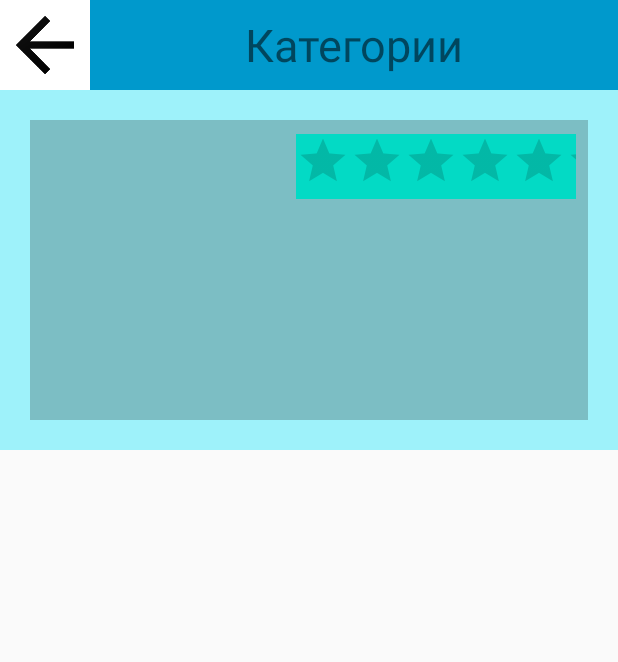
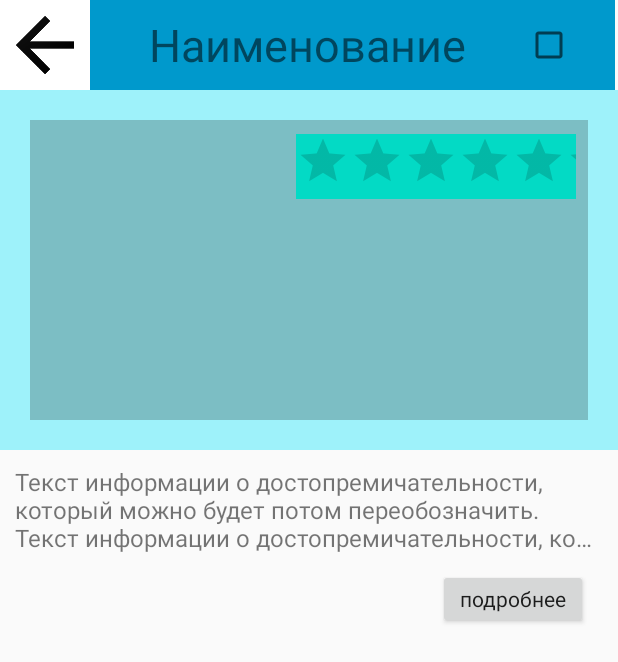
Before and after one commit to TWaster/TouristNotes, an Android app: the ObjectActivity screen opened directly, with no data from a screen before it, on a phone screen of 412 x 824 dp. Shown: the top 662 px of the screen. Run offline under Robolectric (Android 15) with nearby library versions, the phone set to English and light mode, and no system bars; network calls fail.

Commit message:
выгрузка изменение по object.xml

```diff
--- a/app/src/main/java/com/example/touristnotes/ObjectActivity.java
+++ b/app/src/main/java/com/example/touristnotes/ObjectActivity.java
@@ -4,6 +4,7 @@ import androidx.appcompat.app.AppCompatActivity;
 
 import android.os.Bundle;
 import android.view.View;
+import android.widget.TextView;
 
 public class ObjectActivity extends AppCompatActivity {
 
@@ -11,8 +12,11 @@ public class ObjectActivity extends AppCompatActivity {
     protected void onCreate(Bundle savedInstanceState) {
         super.onCreate(savedInstanceState);
         setContentView(R.layout.object);
+
+
     }
 
     public void onClick(View view) {
+
     }
 }
--- a/app/src/main/res/layout/object.xml
+++ b/app/src/main/res/layout/object.xml
@@ -22,19 +22,27 @@
             android:foreground="@drawable/back"/>
 
         <TextView
-            android:layout_width="match_parent"
+            android:layout_width="290dp"
             android:layout_height="60dp"
-            android:text="Категории"
+            android:text="Наименование"
             android:textSize="30dp"
             android:gravity="center"
+            android:background="@android:color/holo_blue_dark"/>
+
+        <CheckBox
+            android:id="@+id/flag_button"
+            android:layout_width="60dp"
+            android:layout_height="60dp"
+            android:layout_gravity="center"
             android:background="@android:color/holo_blue_dark"/>
 
     </LinearLayout> <!-- Шапка -->
 
     <RelativeLayout
-        android:background="#9EF2FA"
+        android:id="@+id/relativeLayout"
         android:layout_width="match_parent"
         android:layout_height="0dp"
+        android:background="#9EF2FA"
         android:orientation="vertical"
         app:layout_constraintEnd_toEndOf="parent"
         app:layout_constraintStart_toStartOf="parent"
@@ -53,7 +61,6 @@
             android:background="@color/cardview_shadow_start_color" />
 
         <RatingBar
-            android:background="@color/colorAccent"
             android:id="@+id/rating_object"
             style="?android:attr/ratingBarStyleIndicator"
             android:layout_width="186dp"
@@ -69,10 +76,55 @@
             android:layout_marginTop="9dp"
             android:layout_marginEnd="8dp"
             android:layout_marginRight="8dp"
-            android:layout_marginBottom="147dp" />
+            android:layout_marginBottom="147dp"
+            android:background="@color/colorAccent" />
 
 
     </RelativeLayout>
+
+    <LinearLayout
+        android:id="@+id/linearLayout2"
+        android:layout_width="match_parent"
+        android:layout_height="wrap_content"
+
+        android:orientation="vertical"
+        app:layout_constraintEnd_toEndOf="parent"
+        app:layout_constraintStart_toStartOf="parent"
+        app:layout_constraintTop_toBottomOf="@+id/relativeLayout">
+
+
+        <TextView
+            android:id="@+id/text_view"
+            android:layout_width="wrap_content"
+            android:layout_height="wrap_content"
+            android:layout_margin="10dp"
+            android:ellipsize="end"
+            android:maxLines="3"
+            android:text="Текст информации о достопремичательности, который можно будет потом переобозначить. Текст информации о достопремичательности, который можно будет потом переобозначить. Текст информации о достопремичательности, который можно будет потом переобозначить. Текст информации о достопремичательности, который можно будет потом переобозначить. Текст информации о достопремичательности, который можно будет потом переобозначить. Текст информации о достопремичательности, который можно будет потом переобозначить. Текст информации о достопремичательности, который можно будет потом переобозначить. Текст информации о достопремичательности, который можно будет потом переобозначить. Текст информации о достопремичательности, который можно будет потом переобозначить. Текст информации о достопремичательности, который можно будет потом переобозначить.Текст информации о достопремичательности, который можно будет потом переобозначить. Текст информации о достопремичательности, который можно будет потом переобозначить. Текст информации о достопремичательности, который можно будет потом переобозначить."
+            android:textSize="16sp" />
+
+
+        <Button
+            style="@style/CardView"
+            android:layout_width="100dp"
+            android:layout_height="40dp"
+            android:layout_gravity="right"
+            android:layout_marginRight="20dp"
+            android:text="подробнее" />
+
+
+    </LinearLayout>
+
+
+    <LinearLayout
+        android:orientation="horizontal"
+        android:layout_width="match_parent"
+        android:layout_height="wrap_content"
+        app:layout_constraintEnd_toEndOf="parent"
+        app:layout_constraintStart_toStartOf="parent"
+        app:layout_constraintTop_toBottomOf="@+id/linearLayout2">
+
+    </LinearLayout>
 
 
 
```
